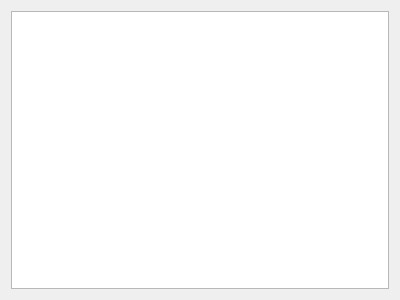
LUX-Core/lux, file src/qt/forms/luxgatehistorypanel.ui: the form before one commit.
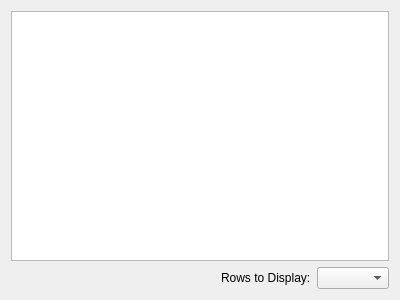
The form after the commit. Custom widgets are drawn as their Qt base class.

Commit message: Luxgate: bitmex-gui: History panel: add display rows

The edit to the form file:
```diff
--- a/src/qt/forms/luxgatehistorypanel.ui
+++ b/src/qt/forms/luxgatehistorypanel.ui
@@ -21,6 +21,33 @@
      </attribute>
     </widget>
    </item>
+   <item>
+    <layout class="QHBoxLayout" name="horizontalLayout">
+     <item>
+      <spacer name="horizontalSpacer_2">
+       <property name="orientation">
+        <enum>Qt::Horizontal</enum>
+       </property>
+       <property name="sizeHint" stdset="0">
+        <size>
+         <width>40</width>
+         <height>20</height>
+        </size>
+       </property>
+      </spacer>
+     </item>
+     <item>
+      <widget class="QLabel" name="labelRowsNumTitle">
+       <property name="text">
+        <string>Rows to Display:</string>
+       </property>
+      </widget>
+     </item>
+     <item>
+      <widget class="QComboBox" name="comboBoxRowsNum"/>
+     </item>
+    </layout>
+   </item>
   </layout>
  </widget>
  <customwidgets>
```
The commit also changes 8 other files.
